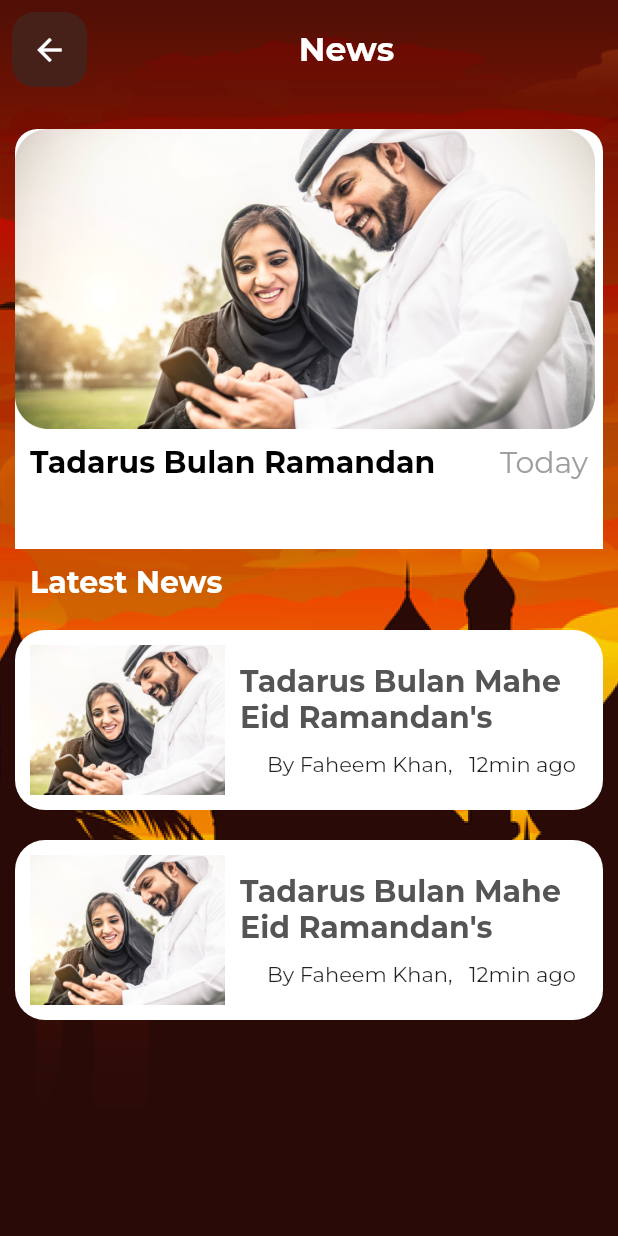
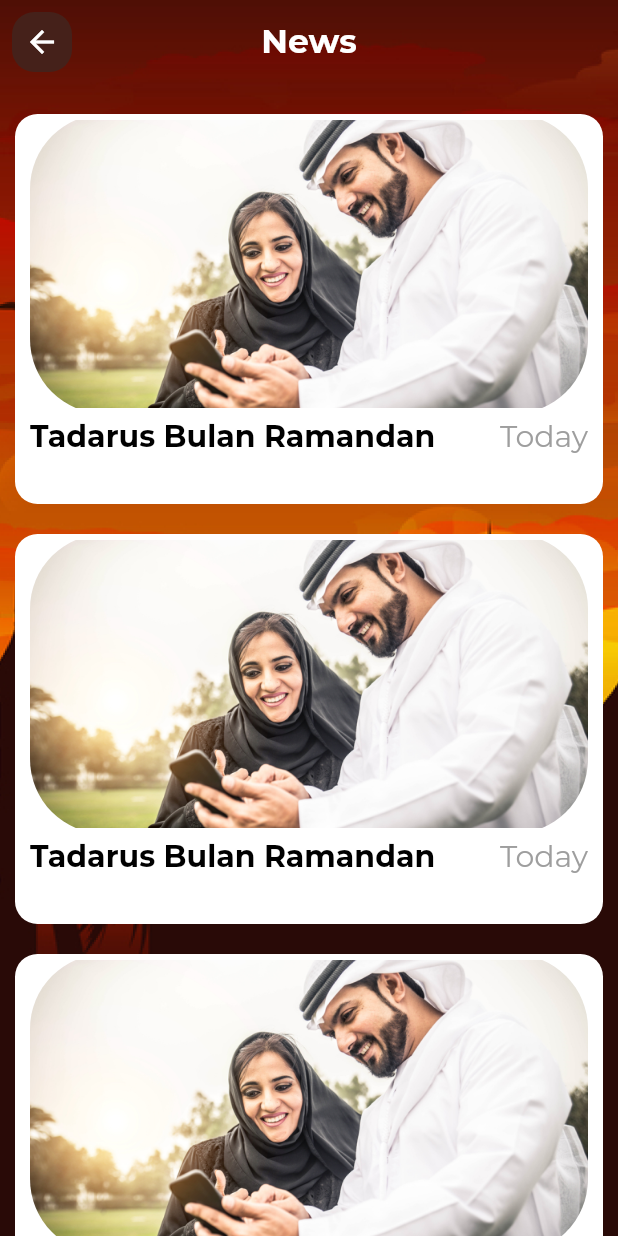
Before and after one commit to numanjaved14/Islamic_App, a Flutter app: the Community screen opened directly, on a phone screen of 412 x 824 dp. Run offline on Flutter 3.47's test engine with Material 2 defaults, Android fonts, the phone set to English and light mode, and no system bars; our stand-ins replace cloud_firestore, firebase_auth, firebase_core, flutter_compass, geocoding, geolocator and 3 more; missing offline and left inert: flutter_qiblah; accounts and stored records are empty.

Commit message:
Design Changes

```diff
--- a/lib/mainpage/widgets/community.dart
+++ b/lib/mainpage/widgets/community.dart
@@ -12,24 +12,12 @@ class _CommunityState extends State<Community> {
   Widget build(BuildContext context) {
     return SafeArea(
       child: Scaffold(
-        body: Container(
-          width: MediaQuery.of(context).size.width,
-          height: MediaQuery.of(context).size.height,
-          decoration: BoxDecoration(
-              image: DecorationImage(
-                  image: AssetImage(
-                    "assets/back.png",
-                  ),
-                  fit: BoxFit.cover)),
-          child: Column(
-            crossAxisAlignment: CrossAxisAlignment.start,
-            children: [
-              Padding(
+        appBar: AppBar(
+          backgroundColor: Colors.transparent,
+          elevation: 0,
+          leading: Padding(
             padding: const EdgeInsets.all(8.0),
-                child: Row(
-                  mainAxisAlignment: MainAxisAlignment.spaceBetween,
-                  children: [
-                    InkWell(
+            child: InkWell(
               onTap: () {
                 Navigator.pop(context);
               },
@@ -45,27 +33,33 @@ class _CommunityState extends State<Community> {
                 ),
               ),
             ),
-                    Text(
+          ),
+          title: Text(
             'News',
             style: TextStyle(
-                          color: Colors.white,
-                          fontWeight: FontWeight.bold,
-                          fontSize: 22),
+                color: Colors.white, fontWeight: FontWeight.bold, fontSize: 22),
           ),
-                    Text(
-                      '',
-                      style: TextStyle(
-                          color: Colors.white,
-                          fontWeight: FontWeight.bold,
-                          fontSize: 30),
+          centerTitle: true,
         ),
-                  ],
+        extendBodyBehindAppBar: true,
+        extendBody: true,
+        body: Container(
+          width: MediaQuery.of(context).size.width,
+          height: MediaQuery.of(context).size.height,
+          decoration: BoxDecoration(
+              image: DecorationImage(
+                  image: AssetImage(
+                    "assets/back.png",
                   ),
-              ),
+                  fit: BoxFit.cover)),
+          child: SingleChildScrollView(
+            child: Column(
+              crossAxisAlignment: CrossAxisAlignment.start,
+              children: [
                 Container(
-                height: 300,
+                  height: MediaQuery.of(context).size.height,
                   child: ListView.builder(
-                    itemCount: 1,
+                    itemCount: 401,
                     itemBuilder: (index, context) {
                       return Container(
                         decoration: BoxDecoration(
@@ -73,17 +67,25 @@ class _CommunityState extends State<Community> {
                             borderRadius: BorderRadius.circular(15)),
                         margin: EdgeInsets.only(left: 10, right: 10, top: 20),
                         width: MediaQuery.of(this.context).size.width,
-                        height: 300,
+                        height: 260,
                         child: Column(
                           crossAxisAlignment: CrossAxisAlignment.start,
                           children: [
                             Container(
-                                margin: EdgeInsets.only(bottom: 10),
-                                child: Image.asset(
-                                  'assets/happy.png',
                               height: 200,
-                                  fit: BoxFit.cover,
-                                )),
+                              decoration: BoxDecoration(
+                                  image: DecorationImage(
+                                      image: AssetImage("assets/happy.png")),
+                                  borderRadius:
+                                      BorderRadius.all(Radius.circular(50))),
+                              margin: EdgeInsets.only(
+                                  bottom: 3, left: 10, right: 10),
+                              // child: Image.asset(
+                              //   'assets/happy.png',
+                              //   height: 200,
+                              //   fit: BoxFit.cover,
+                              // )
+                            ),
                             Row(
                               mainAxisAlignment: MainAxisAlignment.spaceBetween,
                               children: [
@@ -115,7 +117,8 @@ class _CommunityState extends State<Community> {
                           ],
                         ),
                       );
-                    }),
+                    },
+                  ),
                 ),
                  Container(
                 margin: EdgeInsets.only(left: 20, top: 10),
@@ -128,55 +131,8 @@ class _CommunityState extends State<Community> {
 
 
               ),
-              Container(
-                height: 300,
-                child: ListView.builder(
-                  itemCount: 2,
-                  itemBuilder: ((context, index) {
-                  return  Container(
-                    decoration: BoxDecoration(
-                        color: Colors.white,
-                        borderRadius: BorderRadius.circular(20)),
-                    margin: EdgeInsets.only(left: 10, right: 10,top: 20),
-                    width: MediaQuery.of(context).size.width,
-                    height: 120,
-                    child: Column(
-                      children: [
-                        Row(
-                          children: [
-                             Container(
-                                  decoration: BoxDecoration(
-
-                                      borderRadius: BorderRadius.circular(20)),
-                                  margin:
-                                      EdgeInsets.only(top: 10, bottom: 10,left: 10,right: 10),
-                                  child: Image.asset(
-                                    'assets/lovr.png',
-                                    width: 130,
-                                    height: 100,
-                                    fit: BoxFit.cover,
-                                  ),
-                                ),
-
-
-                             Expanded(child:
-                             Column(
-                               children: [
-                                 Text("Tadarus Bulan Mahe Eid Ramandan's",style: TextStyle(color: Color(0xff555555),fontSize: 20,fontWeight: FontWeight.bold),),
-                                 SizedBox(height: 10,),
-                                 Text('By Faheem Khan,   12min ago')
-                               ],
-                             ))
-
-                          ],
-                        )
               ],
             ),
-
-                );
-                })),
-              )
-            ],
           ),
         ),
       ),
```
Also changed, not shown: lib/mainpage/duaandhadith.dart (+33 -38 lines), lib/mainpage/myhomepage.dart (+50 -47 lines), lib/mainpage/prayertimes.dart (+28 -28 lines), lib/mainpage/qurans/quran.dart (+26 -25 lines), lib/mainpage/radio/radio-session.dart (+29 -24 lines), lib/mainpage/settings/settings.dart (+21 -21 lines), lib/mainpage/widgets/bottom_drawee.dart (+10 -4 lines). Lines whose indentation alone changed are shown as unchanged.
